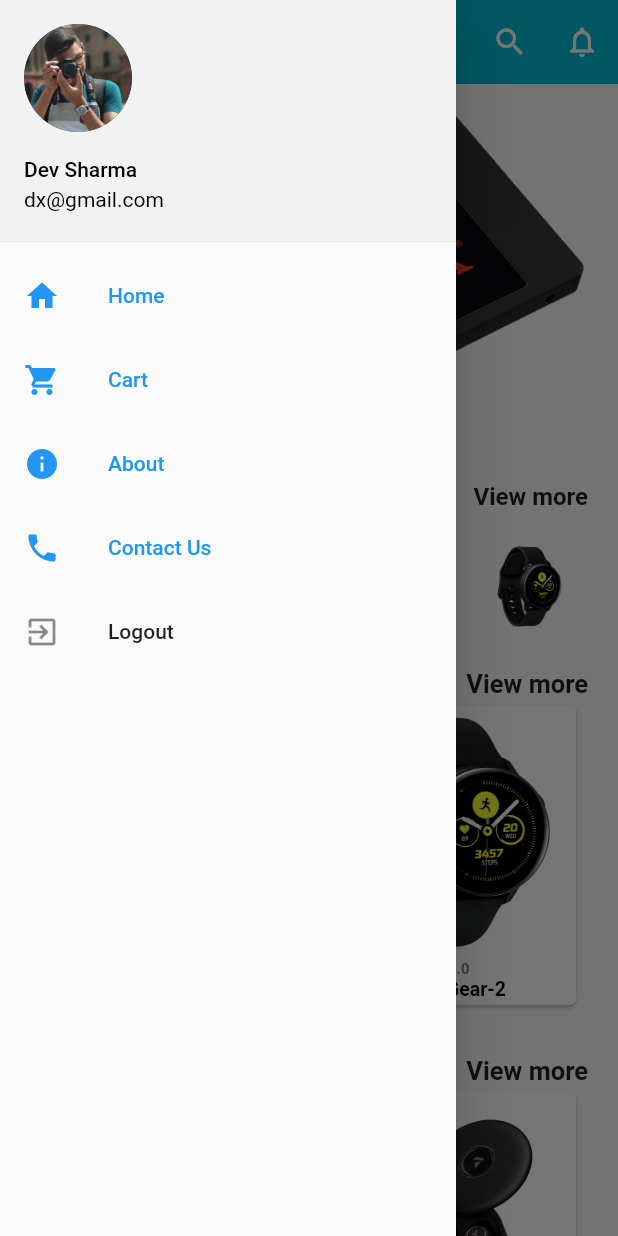
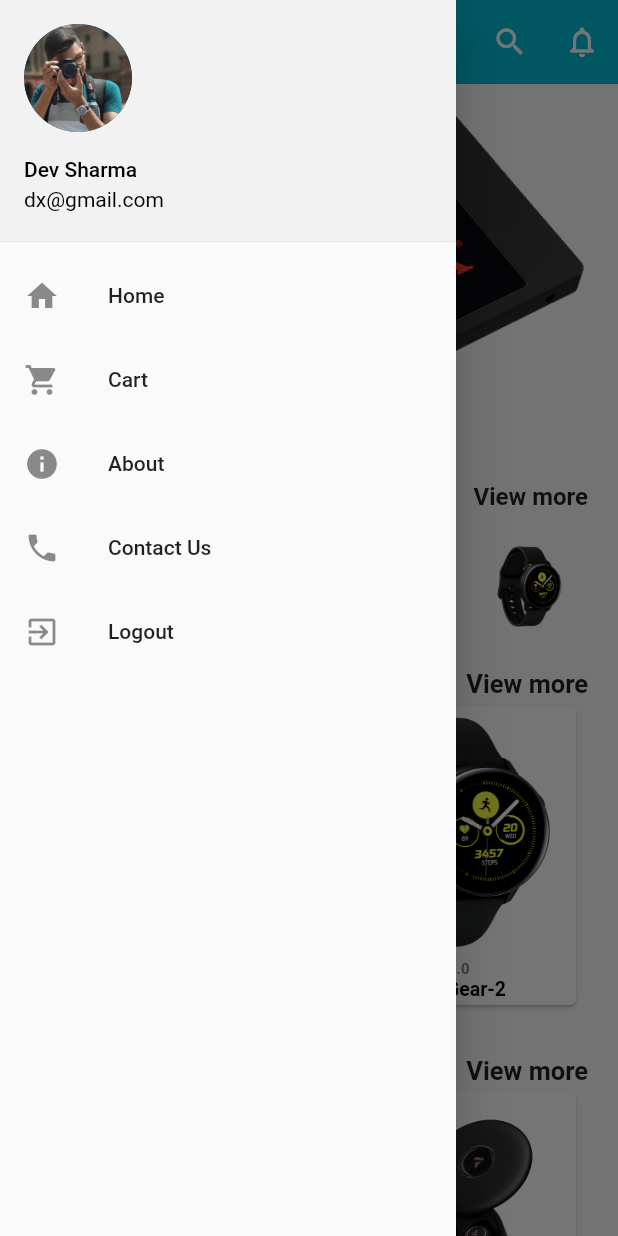
Before and after one commit to Askydev/Flutter-Practice, a Flutter app: the screen it shows after launch, with the side drawer open, on a phone screen of 412 x 824 dp. Run offline on Flutter 3.47's test engine with Material 2 defaults, Android fonts, the phone set to English and light mode, and no system bars; drawn by our look-alikes of carousel_pro; our stand-ins replace cloud_firestore, firebase_auth, firebase_core, form_field_validator, google_sign_in; accounts and stored records are empty.

Commit message:
drawer added

```diff
--- a/ecom_merce/lib/Screens/homepage.dart
+++ b/ecom_merce/lib/Screens/homepage.dart
@@ -26,13 +26,13 @@ class _HomepageState extends State<Homepage> {
     );
   }
 
-   bool homeColor=true;
+   bool homeColor=false;
 
-   bool cartColor=true;
+   bool cartColor=false;
 
-   bool aboutColor=true;
+   bool aboutColor=false;
 
-   bool contactUsColor=true;
+   bool contactUsColor=false;
 
   final GlobalKey<ScaffoldState> _key=GlobalKey<ScaffoldState>();
 
@@ -53,6 +53,7 @@ class _HomepageState extends State<Homepage> {
               selected: homeColor,
               onTap: (){
                 setState(() {
+                  homeColor=true;
                   contactUsColor=false;
                   cartColor=false;
                   aboutColor=false;
@@ -65,6 +66,7 @@ class _HomepageState extends State<Homepage> {
               selected: cartColor,
               onTap: (){
                 setState(() {
+                  cartColor=true;
                   homeColor=false;
                   contactUsColor=false;
                   aboutColor=false;
@@ -77,6 +79,7 @@ class _HomepageState extends State<Homepage> {
               selected: aboutColor,
               onTap: (){
                 setState(() {
+                  aboutColor=true;
                   homeColor=false;
                   contactUsColor=false;
                   cartColor=false;
@@ -89,6 +92,7 @@ class _HomepageState extends State<Homepage> {
               selected: contactUsColor,
               onTap: (){
                 setState(() {
+                  contactUsColor=true;
                   homeColor=false;
                   cartColor=false;
                   aboutColor=false;
```
